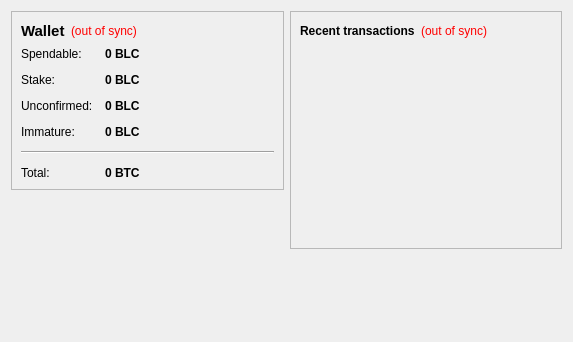
Qt form src/qt/forms/overviewpage.ui (Madscotslad/Blockcoin) before a commit.
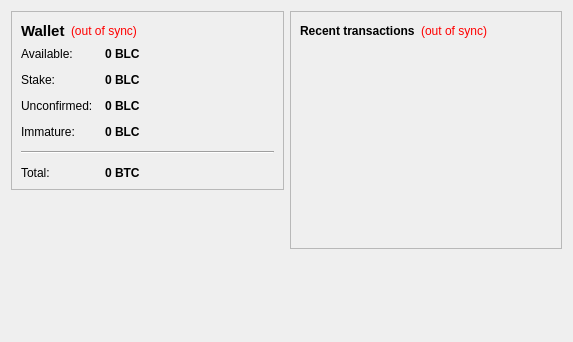
The same form after that commit.

Commit message: Chaning Text Strings

```diff
--- a/src/qt/forms/overviewpage.ui
+++ b/src/qt/forms/overviewpage.ui
@@ -86,7 +86,7 @@
           <item row="0" column="0">
            <widget class="QLabel" name="label">
             <property name="text">
-             <string>Spendable:</string>
+             <string>Available:</string>
             </property>
            </widget>
           </item>
```
